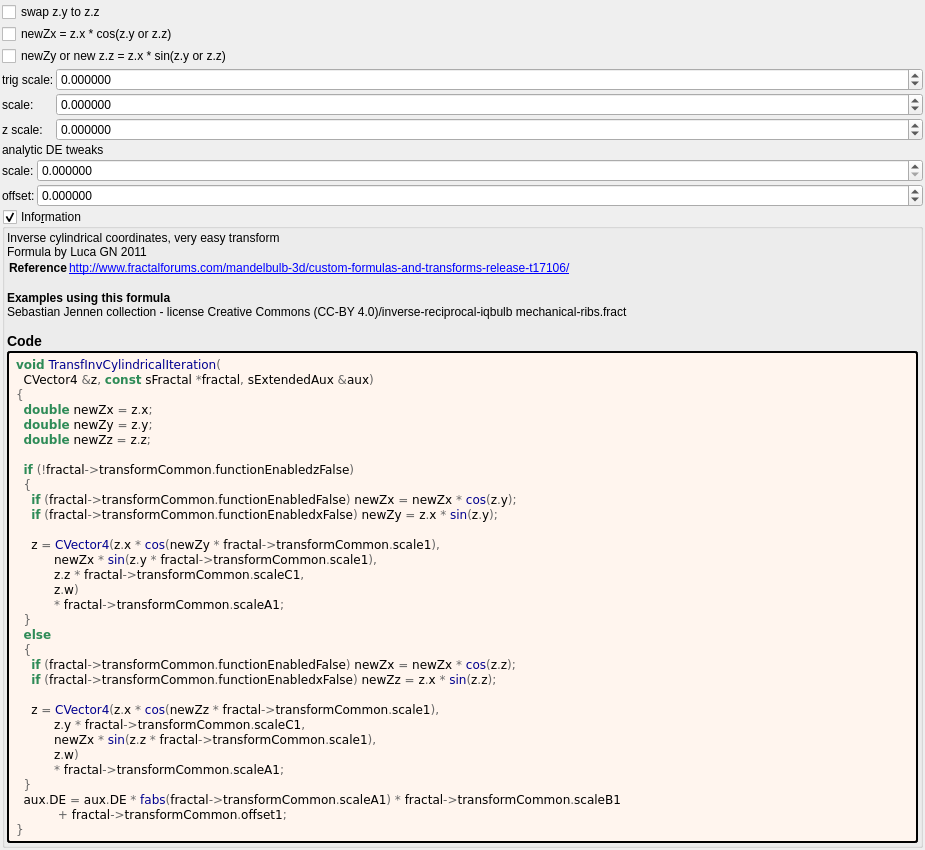
The window that mandelbulber2/formula/ui/transf_inv_cylindrical.ui (irinox-ctrl/mandelbulber2) describes before a commit, drawn with Qt 5.
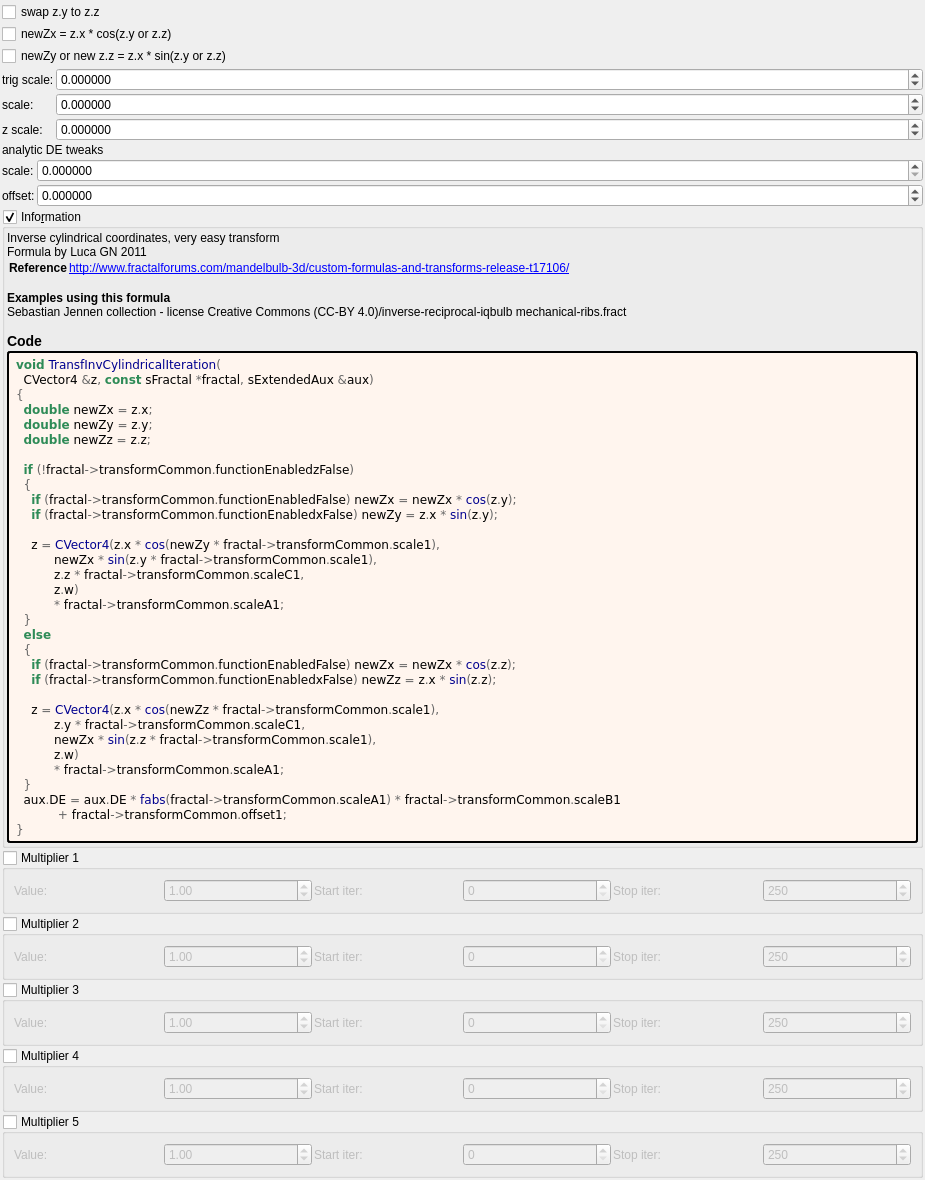
The same window after the commit. Custom widgets are drawn as their Qt base class.

Commit message:
feat: add 5 general-purpose multipliers to all 1007 fractal formulas
Each multiplier has:
- Checkbox (OFF by default)
- Value spinbox (default 1.0, range -100 to 100)
- Iteration start/stop range

Logic: z *= value; DE *= |value|;

Uses existing transformCommon parameters:
- Checkboxes: functionEnabledBx/By/Bz/Bw/CzFalse
- Values: scale4/5/6/8/16
- Ranges: startIterationsB-F/stopIterationsB-F

Modified 1007 .cpp (CPU), 1006 .cl (GPU), 1023 .ui files.
Both source (formula/) and deploy (deploy/share/) copies updated.

Diff of the .ui file:
```diff
--- a/mandelbulber2/formula/ui/transf_inv_cylindrical.ui
+++ b/mandelbulber2/formula/ui/transf_inv_cylindrical.ui
@@ -386,6 +386,192 @@
      </layout>
     </widget>
    </item>
+   <item>
+    <widget class="MyGroupBox" name="groupCheck_transf_function_enabledBx_false">
+     <property name="title"><string>Multiplier 1</string></property>
+     <property name="checkable"><bool>true</bool></property>
+     <property name="checked"><bool>false</bool></property>
+     <layout class="QGridLayout" name="gridLayout_mult1">
+      <property name="spacing"><number>2</number></property>
+      <item row="0" column="0">
+       <widget class="QLabel"><property name="text"><string>Value:</string></property></widget>
+      </item>
+      <item row="0" column="1">
+       <widget class="MyDoubleSpinBox" name="spinbox_transf_scale_4">
+        <property name="minimum"><double>-100.0</double></property><property name="maximum"><double>100.0</double></property>
+        <property name="singleStep"><double>0.01</double></property><property name="value"><double>1.0</double></property>
+       </widget>
+      </item>
+      <item row="0" column="2">
+       <widget class="QLabel"><property name="text"><string>Start iter:</string></property></widget>
+      </item>
+      <item row="0" column="3">
+       <widget class="MySpinBox" name="spinboxInt_transf_start_iterations_B">
+        <property name="minimum"><number>0</number></property><property name="maximum"><number>10000</number></property>
+        <property name="value"><number>0</number></property>
+       </widget>
+      </item>
+      <item row="0" column="4">
+       <widget class="QLabel"><property name="text"><string>Stop iter:</string></property></widget>
+      </item>
+      <item row="0" column="5">
+       <widget class="MySpinBox" name="spinboxInt_transf_stop_iterations_B">
+        <property name="minimum"><number>0</number></property><property name="maximum"><number>10000</number></property>
+        <property name="value"><number>250</number></property>
+       </widget>
+      </item>
+     </layout>
+    </widget>
+   </item>
+   <item>
+    <widget class="MyGroupBox" name="groupCheck_transf_function_enabledBy_false">
+     <property name="title"><string>Multiplier 2</string></property>
+     <property name="checkable"><bool>true</bool></property>
+     <property name="checked"><bool>false</bool></property>
+     <layout class="QGridLayout" name="gridLayout_mult2">
+      <property name="spacing"><number>2</number></property>
+      <item row="0" column="0">
+       <widget class="QLabel"><property name="text"><string>Value:</string></property></widget>
+      </item>
+      <item row="0" column="1">
+       <widget class="MyDoubleSpinBox" name="spinbox_transf_scale_5">
+        <property name="minimum"><double>-100.0</double></property><property name="maximum"><double>100.0</double></property>
+        <property name="singleStep"><double>0.01</double></property><property name="value"><double>1.0</double></property>
+       </widget>
+      </item>
+      <item row="0" column="2">
+       <widget class="QLabel"><property name="text"><string>Start iter:</string></property></widget>
+      </item>
+      <item row="0" column="3">
+       <widget class="MySpinBox" name="spinboxInt_transf_start_iterations_C">
+        <property name="minimum"><number>0</number></property><property name="maximum"><number>10000</number></property>
+        <property name="value"><number>0</number></property>
+       </widget>
+      </item>
+      <item row="0" column="4">
+       <widget class="QLabel"><property name="text"><string>Stop iter:</string></property></widget>
+      </item>
+      <item row="0" column="5">
+       <widget class="MySpinBox" name="spinboxInt_transf_stop_iterations_C">
+        <property name="minimum"><number>0</number></property><property name="maximum"><number>10000</number></property>
+        <property name="value"><number>250</number></property>
+       </widget>
+      </item>
+     </layout>
+    </widget>
+   </item>
+   <item>
+    <widget class="MyGroupBox" name="groupCheck_transf_function_enabledBz_false">
+     <property name="title"><string>Multiplier 3</string></property>
+     <property name="checkable"><bool>true</bool></property>
+     <property name="checked"><bool>false</bool></property>
+     <layout class="QGridLayout" name="gridLayout_mult3">
+      <property name="spacing"><number>2</number></property>
+      <item row="0" column="0">
+       <widget class="QLabel"><property name="text"><string>Value:</string></property></widget>
+      </item>
+      <item row="0" column="1">
+       <widget class="MyDoubleSpinBox" name="spinbox_transf_scale_6">
+        <property name="minimum"><double>-100.0</double></property><property name="maximum"><double>100.0</double></property>
+        <property name="singleStep"><double>0.01</double></property><property name="value"><double>1.0</double></property>
+       </widget>
+      </item>
+      <item row="0" column="2">
+       <widget class="QLabel"><property name="text"><string>Start iter:</string></property></widget>
+      </item>
+      <item row="0" column="3">
+       <widget class="MySpinBox" name="spinboxInt_transf_start_iterations_D">
+        <property name="minimum"><number>0</number></property><property name="maximum"><number>10000</number></property>
+        <property name="value"><number>0</number></property>
+       </widget>
+      </item>
+      <item row="0" column="4">
+       <widget class="QLabel"><property name="text"><string>Stop iter:</string></property></widget>
+      </item>
+      <item row="0" column="5">
+       <widget class="MySpinBox" name="spinboxInt_transf_stop_iterations_D">
+        <property name="minimum"><number>0</number></property><property name="maximum"><number>10000</number></property>
+        <property name="value"><number>250</number></property>
+       </widget>
+      </item>
+     </layout>
+    </widget>
+   </item>
+   <item>
+    <widget class="MyGroupBox" name="groupCheck_transf_function_enabledBw_false">
+     <property name="title"><string>Multiplier 4</string></property>
+     <property name="checkable"><bool>true</bool></property>
+     <property name="checked"><bool>false</bool></property>
+     <layout class="QGridLayout" name="gridLayout_mult4">
+      <property name="spacing"><number>2</number></property>
+      <item row="0" column="0">
+       <widget class="QLabel"><property name="text"><string>Value:</string></property></widget>
+      </item>
+      <item row="0" column="1">
+       <widget class="MyDoubleSpinBox" name="spinbox_transf_scale_8">
+        <property name="minimum"><double>-100.0</double></property><property name="maximum"><double>100.0</double></property>
+        <property name="singleStep"><double>0.01</double></property><property name="value"><double>1.0</double></property>
+       </widget>
+      </item>
+      <item row="0" column="2">
+       <widget class="QLabel"><property name="text"><string>Start iter:</string></property></widget>
+      </item>
+      <item row="0" column="3">
+       <widget class="MySpinBox" name="spinboxInt_transf_start_iterations_E">
+        <property name="minimum"><number>0</number></property><property name="maximum"><number>10000</number></property>
+        <property name="value"><number>0</number></property>
+       </widget>
+      </item>
+      <item row="0" column="4">
+       <widget class="QLabel"><property name="text"><string>Stop iter:</string></property></widget>
+      </item>
+      <item row="0" column="5">
+       <widget class="MySpinBox" name="spinboxInt_transf_stop_iterations_E">
+        <property name="minimum"><number>0</number></property><property name="maximum"><number>10000</number></property>
+        <property name="value"><number>250</number></property>
+       </widget>
+      </item>
+     </layout>
+    </widget>
+   </item>
+   <item>
+    <widget class="MyGroupBox" name="groupCheck_transf_function_enabledCz_false">
+     <property name="title"><string>Multiplier 5</string></property>
+     <property name="checkable"><bool>true</bool></property>
+     <property name="checked"><bool>false</bool></property>
+     <layout class="QGridLayout" name="gridLayout_mult5">
+      <property name="spacing"><number>2</number></property>
+      <item row="0" column="0">
+       <widget class="QLabel"><property name="text"><string>Value:</string></property></widget>
+      </item>
+      <item row="0" column="1">
+       <widget class="MyDoubleSpinBox" name="spinbox_transf_scale_16">
+        <property name="minimum"><double>-100.0</double></property><property name="maximum"><double>100.0</double></property>
+        <property name="singleStep"><double>0.01</double></property><property name="value"><double>1.0</double></property>
+       </widget>
+      </item>
+      <item row="0" column="2">
+       <widget class="QLabel"><property name="text"><string>Start iter:</string></property></widget>
+      </item>
+      <item row="0" column="3">
+       <widget class="MySpinBox" name="spinboxInt_transf_start_iterations_F">
+        <property name="minimum"><number>0</number></property><property name="maximum"><number>10000</number></property>
+        <property name="value"><number>0</number></property>
+       </widget>
+      </item>
+      <item row="0" column="4">
+       <widget class="QLabel"><property name="text"><string>Stop iter:</string></property></widget>
+      </item>
+      <item row="0" column="5">
+       <widget class="MySpinBox" name="spinboxInt_transf_stop_iterations_F">
+        <property name="minimum"><number>0</number></property><property name="maximum"><number>10000</number></property>
+        <property name="value"><number>250</number></property>
+       </widget>
+      </item>
+     </layout>
+    </widget>
+   </item>
+
    <item>
     <spacer name="verticalSpacer">
      <property name="orientation">
@@ -418,6 +604,11 @@
    <extends>QCheckBox</extends>
    <header>my_check_box.h</header>
   </customwidget>
+   <customwidget>
+   <class>MySpinBox</class>
+   <extends>QSpinBox</extends>
+   <header>my_spin_box.h</header>
+  </customwidget>
  </customwidgets>
  <tabstops>
   <tabstop>groupCheck_info</tabstop>
```
The commit also changes 3972 other files.
